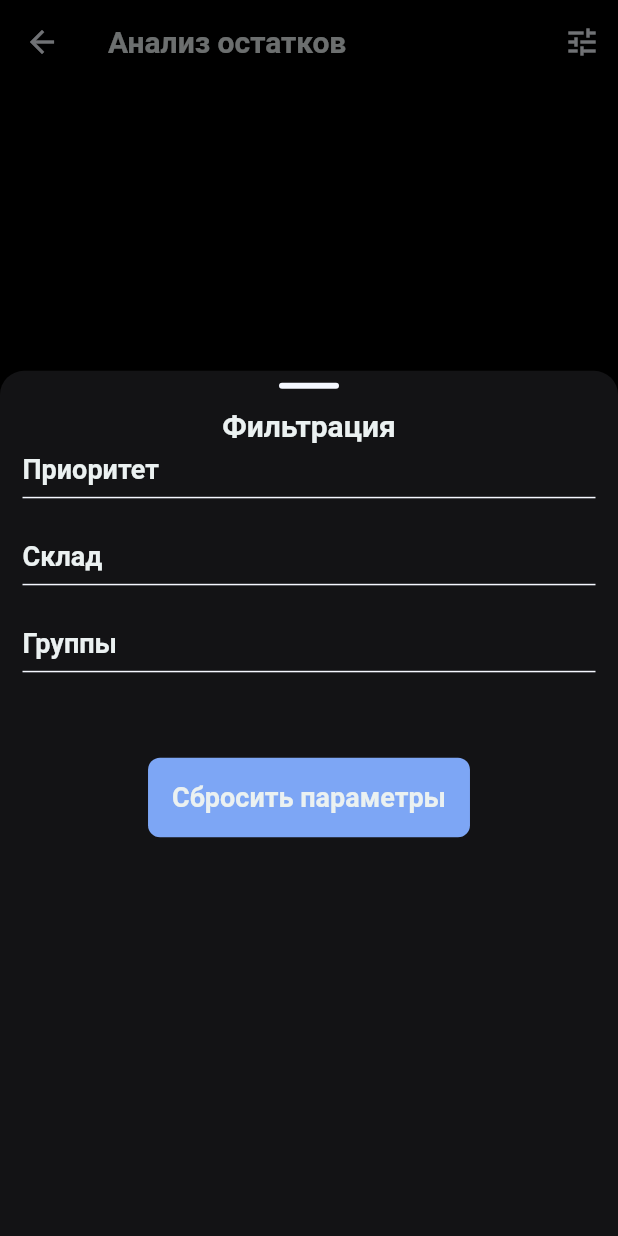
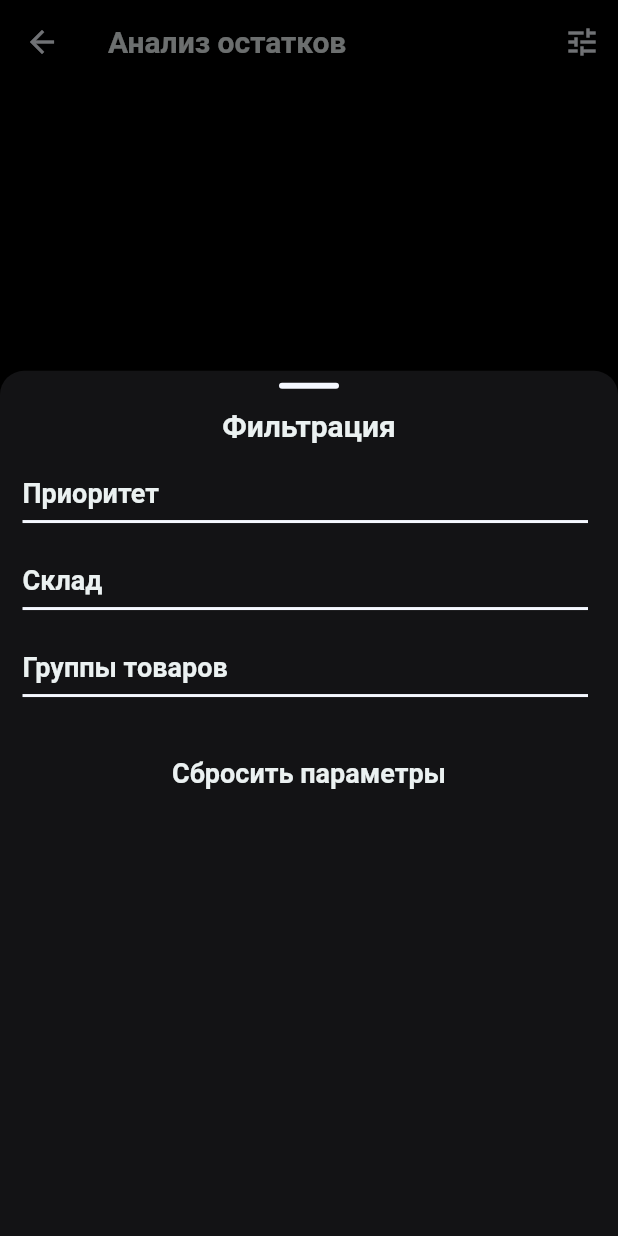
Before and after one commit to plyshk1n2k/TabakRoom-Staff, a Flutter app: the LowStockScreen screen opened directly, after a tap on the "tune" icon, on a phone screen of 412 x 824 dp. Run offline on Flutter 3.47's test engine with Material 3 defaults, Android fonts, the phone set to English and light mode, and no system bars; our stand-ins replace flutter_dotenv, shared_preferences, shimmer; accounts and stored records are empty; network calls fail.

Commit message:
Измменения:  - Доработана страница фильтров для раздела "Анализ остатков", теперь фильтры отстраиваются через FILTERSBuilder  - Доработаны FilterOptions под новый метод с автоматическим запоминанием последних настроек  - Метод определения окончания "дней/дня" перенесен в раздел "детали остатка товаров"

```diff
--- a/lib/models/detect_suspicious_bonus.dart
+++ b/lib/models/detect_suspicious_bonus.dart
@@ -1,5 +1,6 @@
 import 'package:tabakroom_staff/models/bonus_transactions.dart';
 import 'package:tabakroom_staff/models/counterparty.dart';
+import 'package:tabakroom_staff/services/app_preferences.dart';
 
 class DetectSuspiciousBonus {
   final int id;
@@ -52,30 +53,67 @@ class DetectSuspiciousBonus {
 }
 
 class FilterOptions {
-  bool? isResolved; // Проверено ли
+  bool? _isResolved; // Закрытое поле для флага "Проверено ли"
+
+  // Геттер для доступа к значению
+  bool? get isResolved => _isResolved;
+
+  // Сеттер с автоматическим сохранением
+  set isResolved(bool? value) {
+    _isResolved = value;
+    _saveToPreferences();
+  }
+
+  // Конструктор
   FilterOptions({
-    this.isResolved,
-  });
+    bool? isResolved,
+  }) : _isResolved = isResolved;
 
-  // 📦 Конструктор из JSON (например, для хранения в SharedPreferences)
+  // Конструктор из JSON
   factory FilterOptions.fromJson(Map<String, dynamic> json) {
     return FilterOptions(
       isResolved: json['is_resolved'],
     );
   }
 
-  // 🔄 Преобразование в JSON (для отправки на сервер)
+  // Асинхронный фабричный конструктор для загрузки данных из SharedPreferences
+  static Future<FilterOptions> loadFromPreferences() async {
+    final json = await AppPreferences.getValue<Map<String, dynamic>>(
+        'transactions_filter_options');
+    if (json != null) {
+      return FilterOptions.fromJson(json);
+    }
+    return FilterOptions(); // Возвращаем объект с дефолтными значениями
+  }
+
+  // Метод для сохранения фильтров в SharedPreferences
+  Future<void> saveToPreferences() async {
+    await AppPreferences.setValue('transactions_filter_options', toJson());
+  }
+
+  // Преобразование в JSON
   Map<String, dynamic> toJson() {
     return {
-      if (isResolved != null) 'is_resolved': isResolved,
+      if (_isResolved != null) 'is_resolved': _isResolved,
     };
   }
 
-  // ✅ Проверка, пустой ли фильтр
-  bool get isEmpty => isResolved == null;
+  // Проверка, пустой ли фильтр
+  bool get isEmpty => _isResolved == null;
 
-  // 🔄 Установка новых значений
+  // Приватный метод для автоматического сохранения изменений
+  void _saveToPreferences() {
+    AppPreferences.setValue('transactions_filter_options', toJson());
+  }
+
+  // Метод для обновления значений
   void update({bool? isResolved}) {
     if (isResolved != null) this.isResolved = isResolved;
   }
+
+  // Метод для сброса значений
+  void reset() {
+    _isResolved = null;
+    _saveToPreferences();
+  }
 }
--- a/lib/models/product_purchase_priority.dart
+++ b/lib/models/product_purchase_priority.dart
@@ -106,8 +106,8 @@ class FilterOptions {
 
   // Асинхронный фабричный конструктор для загрузки данных из SharedPreferences
   static Future<FilterOptions> loadFromPreferences() async {
-    final json =
-        await AppPreferences.getValue<Map<String, dynamic>>('filter_options');
+    final json = await AppPreferences.getValue<Map<String, dynamic>>(
+        'product_filter_options');
     if (json != null) {
       return FilterOptions.fromJson(json);
     }
@@ -116,7 +116,7 @@ class FilterOptions {
 
   // Метод для сохранения фильтров в SharedPreferences
   Future<void> saveToPreferences() async {
-    await AppPreferences.setValue('filter_options', toJson());
+    await AppPreferences.setValue('product_filter_options', toJson());
   }
 
   // Преобразование в JSON
@@ -134,7 +134,7 @@ class FilterOptions {
 
   // Приватный метод для автоматического сохранения изменений
   void _saveToPreferences() {
-    AppPreferences.setValue('filter_options', toJson());
+    AppPreferences.setValue('product_filter_options', toJson());
   }
 
   void reset() {
--- a/lib/screens/low_stock_screen.dart
+++ b/lib/screens/low_stock_screen.dart
@@ -4,10 +4,8 @@ import 'package:tabakroom_staff/models/product_categories.dart';
 import 'package:tabakroom_staff/models/product_purchase_priority.dart';
 import 'package:tabakroom_staff/models/warehouse.dart';
 import 'package:tabakroom_staff/services/purchase_priority_service.dart';
-import 'package:tabakroom_staff/themes/theme_data.dart';
 import 'package:tabakroom_staff/widgets/bottom_sheet.dart';
-import 'package:tabakroom_staff/widgets/custom_elevated_button.dart';
-import 'package:tabakroom_staff/widgets/filter_chips.dart';
+import 'package:tabakroom_staff/widgets/filters_builder.dart';
 import 'package:tabakroom_staff/widgets/product_card.dart'; // Убедись, что MenuCard импортирован
 
 class LowStockScreen extends StatefulWidget {
@@ -19,9 +17,9 @@ class LowStockScreen extends StatefulWidget {
 
 class _LowStockScreenState extends State<LowStockScreen> {
   List<ProductPurchasePriority> data = []; // ✅ Инициализируем пустым списком
-  List<String> filterPriorities = [];
-  List<Warehouse> filterWarehouses = [];
-  List<ProductCategories> filterProductCategories = [];
+  List<FilterValues<dynamic>> filterPriorities = [];
+  List<FilterValues<dynamic>> filterWarehouses = [];
+  List<FilterValues<dynamic>> filterProductCategories = [];
   late FilterOptions filterParams;
   bool dataIsLoaded = false;
 
@@ -41,7 +39,9 @@ class _LowStockScreenState extends State<LowStockScreen> {
         await PurchasePriorityService.fetchPriorities();
     setState(() {
       if (responsePriorities.isSuccess && responsePriorities.data != null) {
-        filterPriorities = responsePriorities.data!;
+        filterPriorities = responsePriorities.data!
+            .map((element) => FilterValues(label: element, value: element))
+            .toList();
       }
     });
 
@@ -50,7 +50,10 @@ class _LowStockScreenState extends State<LowStockScreen> {
 
     setState(() {
       if (responseWarehouses.isSuccess && responsePriorities.data != null) {
-        filterWarehouses = responseWarehouses.data!;
+        filterWarehouses = responseWarehouses.data!
+            .map((element) =>
+                FilterValues(label: element.name, value: element.id))
+            .toList();
       }
     });
 
@@ -60,7 +63,10 @@ class _LowStockScreenState extends State<LowStockScreen> {
     setState(() {
       if (responseProductCategories.isSuccess &&
           responseProductCategories.data != null) {
-        filterProductCategories = responseProductCategories.data!;
+        filterProductCategories = responseProductCategories.data!
+            .map((element) =>
+                FilterValues(label: element.name, value: element.id))
+            .toList();
       }
     });
 
@@ -89,105 +95,38 @@ class _LowStockScreenState extends State<LowStockScreen> {
   void showFilters() async {
     CustomBottomSheet.show(
         context: context,
-      content: Padding(
-          padding: const EdgeInsets.fromLTRB(15, 5, 15, 0),
-          child: Column(
-            children: [
-              SingleChildScrollView(
-                // ✅ Добавляем скролл для всего контента
-                child: Column(
-                  mainAxisSize: MainAxisSize.min, // ✅ Ограничиваем размер
-                  crossAxisAlignment: CrossAxisAlignment.start,
-                  children: [
-                    Center(
-                      child: Text(
-                        'Фильтрация',
-                        style: Theme.of(context).textTheme.headlineLarge,
-                      ),
-                    ),
-                    const SizedBox(height: 4),
-                    Text(
-                      'Приоритет',
-                      style: Theme.of(context).textTheme.headlineMedium,
-                    ),
-                    Divider(
-                      height: 15,
-                      color: Theme.of(context).dividerTheme.color,
-                    ),
-                    FilterChips(
-                      options: filterPriorities,
-                      selectedOption: filterParams.priorityLevel,
-                      onSelected: (p0) {
+        content: FiltersBuilder(data: [
+          FiltersData(
+              label: 'Приоритет',
+              filterValues: filterPriorities,
+              currentValue: filterParams.priorityLevel,
+              onValueChange: (newValue) {
                 setState(() {
-                          filterParams.priorityLevel = p0;
+                  filterParams.priorityLevel = newValue;
                 });
                 loadProducts();
-                      },
-                    ),
-                    const SizedBox(height: 20),
-                    Text(
-                      'Склад',
-                      style: Theme.of(context).textTheme.headlineMedium,
-                    ),
-                    Divider(
-                      height: 15,
-                      color: Theme.of(context).dividerTheme.color,
-                    ),
-                    FilterChips(
-                      selectedOption: filterParams.warehouseId,
-                      options: filterWarehouses
-                          .map((item) => {'id': item.id, 'label': item.name})
-                          .toList(),
-                      onSelected: (item) {
+              }),
+          FiltersData(
+              label: 'Склад',
+              filterValues: filterWarehouses,
+              currentValue: filterParams.warehouseId,
+              onValueChange: (newValue) {
                 setState(() {
-                          filterParams.warehouseId = item;
+                  filterParams.warehouseId = newValue;
                 });
                 loadProducts();
-                      },
-                    ),
-                    const SizedBox(height: 20),
-                    Text(
-                      'Группы',
-                      style: Theme.of(context).textTheme.headlineMedium,
-                    ),
-                    Divider(
-                      height: 15,
-                      color: Theme.of(context).dividerTheme.color,
-                    ),
-                    FilterChips(
-                      selectedOption: filterParams.groupId,
-                      options: filterProductCategories
-                          .map((item) => {'id': item.id, 'label': item.name})
-                          .toList(),
-                      onSelected: (item) {
+              }),
+          FiltersData(
+              label: 'Группы товаров',
+              filterValues: filterProductCategories,
+              currentValue: filterParams.groupId,
+              onValueChange: (newValue) {
                 setState(() {
-                          filterParams.groupId = item;
+                  filterParams.groupId = newValue;
                 });
                 loadProducts();
-                      },
-                    ),
-                  ],
-                ),
-              ),
-              SizedBox(
-                height: 50,
-              ),
-              CustomElevatedButton(
-                text: 'Сбросить параметры',
-                backgroundColor: AppColors.danger,
-                onPressed: filterParams.isEmpty
-                    ? null
-                    : () {
-                        setState(() {
-                          filterParams.reset(); // Сброс параметров
-                        });
-                        print(filterParams.priorityLevel);
-                        loadProducts(); // Обновляем данные
-                      },
-              )
-            ],
-          )),
-    );
+              }),
+        ]));
   }
 
   @override
--- a/lib/widgets/filters_builder.dart
+++ b/lib/widgets/filters_builder.dart
@@ -1,5 +1,4 @@
 import 'package:flutter/material.dart';
-import 'package:tabakroom_staff/widgets/filter_chips.dart';
 
 class FiltersBuilder extends StatefulWidget {
   final List<FiltersData> data;
```
Also changed, not shown: lib/screens/product_details_screen.dart (+12 -1 lines), lib/screens/suspicious_transactions_screen.dart (+9 -5 lines), lib/widgets/filter_chips.dart (deleted, +0 -92 lines), lib/widgets/product_card.dart (+0 -11 lines). Lines whose indentation alone changed are shown as unchanged.
